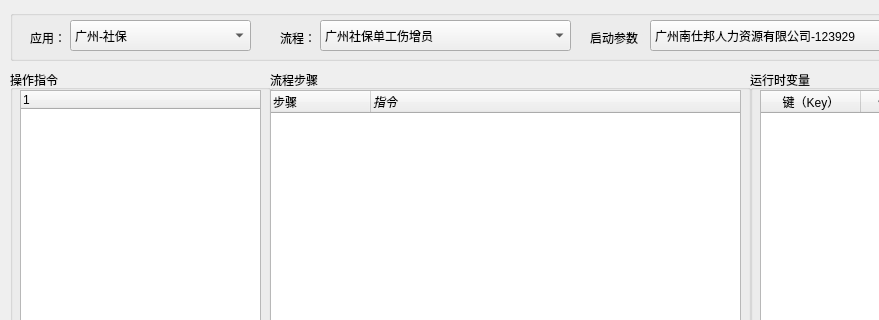
Above: src/seebot/seebot/ide/main.ui from itishsy/seebot before the change; both pictures show x 0 to 879 and y 0 to 320 of the 1068 by 696 pixel window. Below: the same form after it.
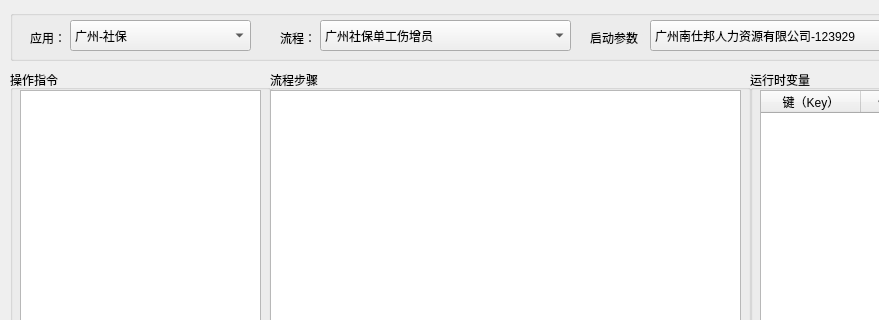
That is the form after the change.

Patch:
```diff
--- a/src/seebot/seebot/ide/main.ui
+++ b/src/seebot/seebot/ide/main.ui
@@ -40,6 +40,9 @@
       <height>541</height>
      </rect>
     </property>
+    <property name="styleSheet">
+     <string notr="true"/>
+    </property>
     <property name="editTriggers">
      <set>QAbstractItemView::NoEditTriggers</set>
     </property>
@@ -55,6 +58,9 @@
     <property name="defaultDropAction">
      <enum>Qt::MoveAction</enum>
     </property>
+    <attribute name="headerVisible">
+     <bool>false</bool>
+    </attribute>
     <column>
      <property name="text">
       <string notr="true">1</string>
@@ -285,6 +291,12 @@
       <height>541</height>
      </rect>
     </property>
+    <property name="acceptDrops">
+     <bool>true</bool>
+    </property>
+    <property name="styleSheet">
+     <string notr="true"/>
+    </property>
     <property name="frameShape">
      <enum>QFrame::StyledPanel</enum>
     </property>
@@ -300,6 +312,9 @@
     <property name="selectionMode">
      <enum>QAbstractItemView::ExtendedSelection</enum>
     </property>
+    <attribute name="headerVisible">
+     <bool>false</bool>
+    </attribute>
     <column>
      <property name="text">
       <string notr="true">步骤</string>
```
Left out of the diff: 10 changed lines with no effect on the pictures.
